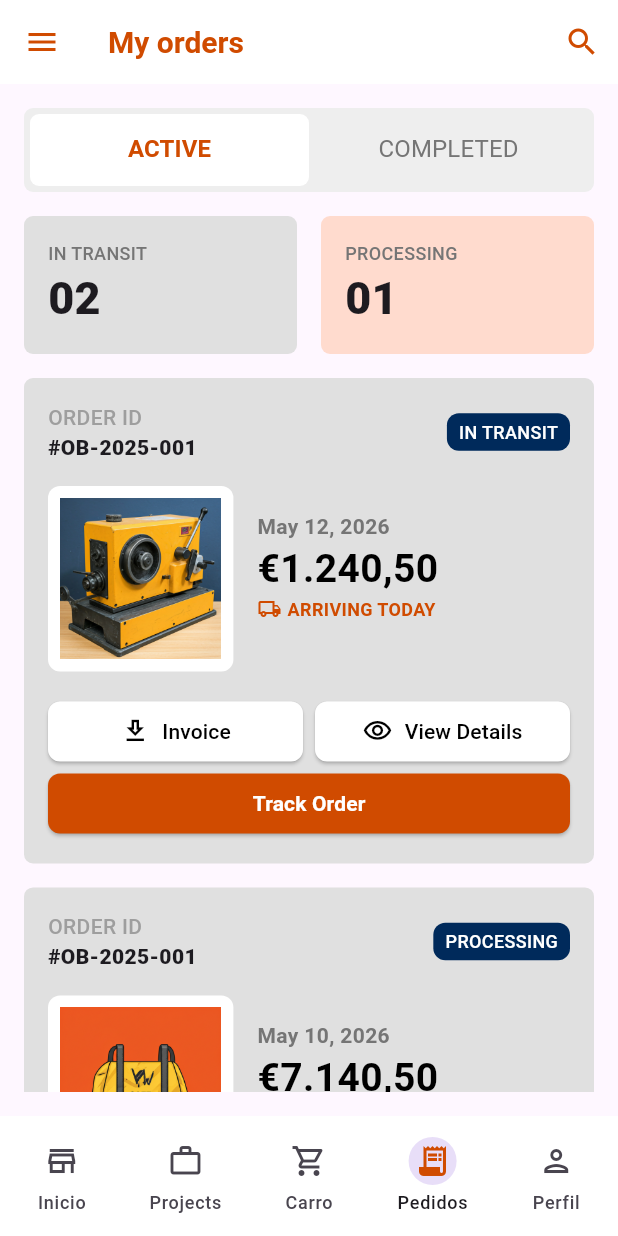
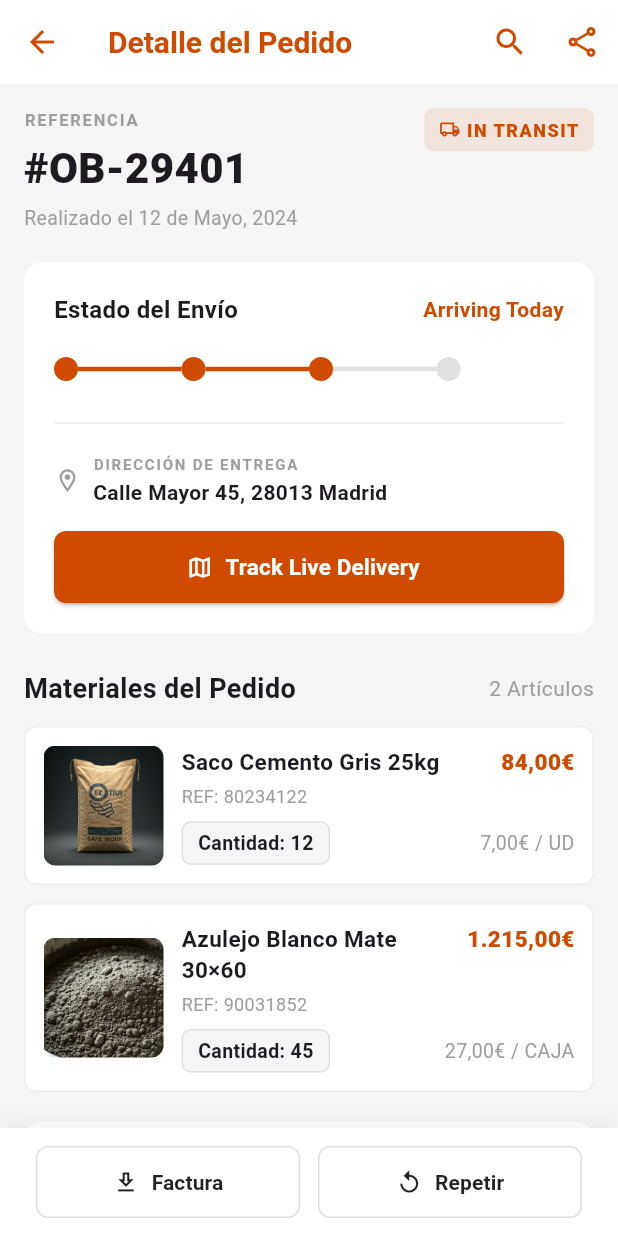
Before and after one commit to ORDRafael/retailCompany, a Flutter app: the OrdersScreen screen opened by its route, after a tap on "Track Order", on a phone screen of 412 x 824 dp. Run offline on Flutter 3.47's test engine with Material 3 defaults, Android fonts, the phone set to English and light mode, and no system bars; our stand-ins replace flutter_rating_bar, go_router.

Commit message:
pantalla detalle del pedido

```diff
--- a/lib/router/app_router.dart
+++ b/lib/router/app_router.dart
@@ -12,9 +12,10 @@ import 'package:obramat/screens/projectDetail.dart';
 import 'package:obramat/screens/projects.dart';
 import 'package:obramat/screens/checkout.dart';
 import 'package:obramat/screens/register.dart';
+import 'package:obramat/screens/orderDetails.dart';
 
 final GoRouter appRouter = GoRouter(
-  initialLocation: '/project-detail',
+  initialLocation: '/login',
   routes: [
     ShellRoute(
       builder: (context, state, child) => MainShell(child: child),
@@ -69,5 +70,9 @@ final GoRouter appRouter = GoRouter(
       path: '/register',
       builder: (context, state) => const RegisterScreen(),
     ),
+    GoRoute(
+      path: '/order-details',
+      builder: (context, state) => const OrderDetailScreen(),
+    ),
   ],
 );
--- /dev/null
+++ b/lib/screens/orderDetails.dart
@@ -0,0 +1,482 @@
+import 'package:flutter/material.dart';
+import 'package:go_router/go_router.dart';
+import 'package:obramat/utils/colors.dart';
+import 'package:obramat/widgets/appbar.dart';
+
+class OrderDetailScreen extends StatelessWidget {
+  const OrderDetailScreen({super.key});
+
+  final List<Map<String, dynamic>> _items = const [
+    {
+      'name': 'Saco Cemento Gris 25kg',
+      'ref': 'REF: 80234122',
+      'image': 'lib/images/cement.png',
+      'qty': 12,
+      'unitPrice': '7,00€ / UD',
+      'total': '84,00€',
+    },
+    {
+      'name': 'Azulejo Blanco Mate 30×60',
+      'ref': 'REF: 90031852',
+      'image': 'lib/images/cement2.png',
+      'qty': 45,
+      'unitPrice': '27,00€ / CAJA',
+      'total': '1.215,00€',
+    },
+  ];
+
+  @override
+  Widget build(BuildContext context) {
+    return Scaffold(
+      backgroundColor: Color(0xFFF5F5F5),
+      appBar: AppBarWidget(
+        title: 'Detalle del Pedido',
+        leading: IconButton(
+          icon: Icon(Icons.arrow_back, color: AppColors.primaryColor),
+          onPressed: () => context.pop(),
+        ),
+        actions: [
+          IconButton(
+            icon: Icon(Icons.share_outlined, color: AppColors.primaryColor),
+            onPressed: () {},
+          ),
+        ],
+      ),
+      bottomNavigationBar: Container(
+        padding: EdgeInsets.symmetric(horizontal: 24, vertical: 12),
+        decoration: BoxDecoration(
+          color: Colors.white,
+          boxShadow: [
+            BoxShadow(
+              color: Colors.black.withValues(alpha: 0.05),
+              blurRadius: 10,
+              offset: Offset(0, -4),
+            ),
+          ],
+        ),
+        child: Row(
+          children: [
+            Expanded(
+              child: OutlinedButton.icon(
+                style: OutlinedButton.styleFrom(
+                  padding: EdgeInsets.symmetric(vertical: 14),
+                  side: BorderSide(color: Colors.grey[300]!),
+                  shape: RoundedRectangleBorder(
+                    borderRadius: BorderRadius.circular(8),
+                  ),
+                ),
+                onPressed: () {},
+                icon: Icon(Icons.download_outlined,
+                    color: Colors.black87, size: 18),
+                label: Text(
+                  'Factura',
+                  style: TextStyle(
+                    color: Colors.black87,
+                    fontWeight: FontWeight.bold,
+                  ),
+                ),
+              ),
+            ),
+            SizedBox(width: 12),
+            Expanded(
+              child: OutlinedButton.icon(
+                style: OutlinedButton.styleFrom(
+                  padding: EdgeInsets.symmetric(vertical: 14),
+                  side: BorderSide(color: Colors.grey[300]!),
+                  shape: RoundedRectangleBorder(
+                    borderRadius: BorderRadius.circular(8),
+                  ),
+                ),
+                onPressed: () => context.go('/cart'),
+                icon: Icon(Icons.replay_outlined,
+                    color: Colors.black87, size: 18),
+                label: Text(
+                  'Repetir',
+                  style: TextStyle(
+                    color: Colors.black87,
+                    fontWeight: FontWeight.bold,
+                  ),
+                ),
+              ),
+            ),
+          ],
+        ),
+      ),
+      body: SingleChildScrollView(
+        child: Padding(
+          padding: const EdgeInsets.all(16),
+          child: Column(
+            crossAxisAlignment: CrossAxisAlignment.start,
+            children: [
+              // Header referencia + badge
+              Row(
+                mainAxisAlignment: MainAxisAlignment.spaceBetween,
+                crossAxisAlignment: CrossAxisAlignment.start,
+                children: [
+                  Column(
+                    crossAxisAlignment: CrossAxisAlignment.start,
+                    children: [
+                      Text(
+                        'REFERENCIA',
+                        style: TextStyle(
+                          fontSize: 11,
+                          color: Colors.grey[500],
+                          fontWeight: FontWeight.bold,
+                          letterSpacing: 1.2,
+                        ),
+                      ),
+                      SizedBox(height: 4),
+                      Text(
+                        '#OB-29401',
+                        style: TextStyle(
+                          fontSize: 28,
+                          fontWeight: FontWeight.w900,
+                        ),
+                      ),
+                      SizedBox(height: 4),
+                      Text(
+                        'Realizado el 12 de Mayo, 2024',
+                        style: TextStyle(
+                          fontSize: 13,
+                          color: Colors.grey[500],
+                        ),
+                      ),
+                    ],
+                  ),
+                  Container(
+                    padding:
+                        EdgeInsets.symmetric(horizontal: 10, vertical: 6),
+                    decoration: BoxDecoration(
+                      color: AppColors.primaryColor.withValues(alpha: 0.1),
+                      borderRadius: BorderRadius.circular(6),
+                    ),
+                    child: Row(
+                      children: [
+                        Icon(Icons.local_shipping_outlined,
+                            color: AppColors.primaryColor, size: 14),
+                        SizedBox(width: 4),
+                        Text(
+                          'IN TRANSIT',
+                          style: TextStyle(
+                            color: AppColors.primaryColor,
+                            fontWeight: FontWeight.w900,
+                            fontSize: 12,
+                            letterSpacing: 1,
+                          ),
+                        ),
+                      ],
+                    ),
+                  ),
+                ],
+              ),
+              SizedBox(height: 20),
+              // Card estado envío
+              Container(
+                width: double.infinity,
+                padding: EdgeInsets.all(20),
+                decoration: BoxDecoration(
+                  color: Colors.white,
+                  borderRadius: BorderRadius.circular(12),
+                ),
+                child: Column(
+                  crossAxisAlignment: CrossAxisAlignment.start,
+                  children: [
+                    Row(
+                      mainAxisAlignment: MainAxisAlignment.spaceBetween,
+                      children: [
+                        Text(
+                          'Estado del Envío',
+                          style: TextStyle(
+                            fontSize: 16,
+                            fontWeight: FontWeight.bold,
+                          ),
+                        ),
+                        Text(
+                          'Arriving Today',
+                          style: TextStyle(
+                            color: AppColors.primaryColor,
+                            fontWeight: FontWeight.bold,
+                            fontSize: 14,
+                          ),
+                        ),
+                      ],
+                    ),
+                    SizedBox(height: 20),
+                    // Barra de progreso con 4 pasos
+                    _buildTrackingBar(),
+                    SizedBox(height: 20),
+                    Divider(color: Colors.grey[200]),
+                    SizedBox(height: 12),
+                    Row(
+                      children: [
+                        Icon(Icons.location_on_outlined,
+                            color: Colors.grey[500], size: 18),
+                        SizedBox(width: 8),
+                        Column(
+                          crossAxisAlignment: CrossAxisAlignment.start,
+                          children: [
+                            Text(
+                              'DIRECCIÓN DE ENTREGA',
+                              style: TextStyle(
+                                fontSize: 10,
+                                fontWeight: FontWeight.bold,
+                                color: Colors.grey[500],
+                                letterSpacing: 1.2,
+                              ),
+                            ),
+                            SizedBox(height: 2),
+                            Text(
+                              'Calle Mayor 45, 28013 Madrid',
+                              style: TextStyle(
+                                fontSize: 14,
+                                fontWeight: FontWeight.bold,
+                              ),
+                            ),
+                          ],
+                        ),
+                      ],
+                    ),
+                    SizedBox(height: 16),
+                    SizedBox(
+                      width: double.infinity,
+                      height: 48,
+                      child: ElevatedButton.icon(
+                        style: ElevatedButton.styleFrom(
+                          backgroundColor: AppColors.primaryColor,
+                          shape: RoundedRectangleBorder(
+                            borderRadius: BorderRadius.circular(8),
+                          ),
+                        ),
+                        onPressed: () {},
+                        icon: Icon(Icons.map_outlined,
+                            color: Colors.white, size: 18),
+                        label: Text(
+                          'Track Live Delivery',
+                          style: TextStyle(
+                            color: Colors.white,
+                            fontWeight: FontWeight.bold,
+                            fontSize: 15,
+                          ),
+                        ),
+                      ),
+                    ),
+                  ],
+                ),
+              ),
+              SizedBox(height: 24),
+              // Materiales
+              Row(
+                mainAxisAlignment: MainAxisAlignment.spaceBetween,
+                children: [
+                  Text(
+                    'Materiales del Pedido',
+                    style: TextStyle(
+                      fontSize: 18,
+                      fontWeight: FontWeight.bold,
+                    ),
+                  ),
+                  Text(
+                    '${_items.length} Artículos',
+                    style: TextStyle(
+                      fontSize: 14,
+                      color: Colors.grey[500],
+                    ),
+                  ),
+                ],
+              ),
+              SizedBox(height: 12),
+              ListView.builder(
+                shrinkWrap: true,
+                physics: NeverScrollableScrollPhysics(),
+                itemCount: _items.length,
+                itemBuilder: (context, index) =>
+                    _materialCard(_items[index]),
+              ),
+              SizedBox(height: 8),
+              // Resumen de precios
+              Container(
+                padding: EdgeInsets.all(20),
+                decoration: BoxDecoration(
+                  color: Colors.white,
+                  borderRadius: BorderRadius.circular(12),
+                ),
+                child: Column(
+                  children: [
+                    Row(
+                      mainAxisAlignment: MainAxisAlignment.spaceBetween,
+                      children: [
+                        Text('Base Imponible',
+                            style: TextStyle(color: Colors.grey[600])),
+                        Text('1.073,55€',
+                            style:
+                                TextStyle(fontWeight: FontWeight.bold)),
+                      ],
+                    ),
+                    SizedBox(height: 8),
+                    Row(
+                      mainAxisAlignment: MainAxisAlignment.spaceBetween,
+                      children: [
+                        Text('IVA (21%)',
+                            style: TextStyle(color: Colors.grey[600])),
+                        Text('225,45€',
+                            style:
+                                TextStyle(fontWeight: FontWeight.bold)),
+                      ],
+                    ),
+                    Divider(height: 24, color: Colors.grey[200]),
+                    Row(
+                      mainAxisAlignment: MainAxisAlignment.spaceBetween,
+                      children: [
+                        Text(
+                          'TOTAL IMPORTE',
+                          style: TextStyle(
+                            fontSize: 13,
+                            fontWeight: FontWeight.bold,
+                            color: Colors.grey[700],
+                            letterSpacing: 1.2,
+                          ),
+                        ),
+                        Text(
+                          '1.299,00€',
+                          style: TextStyle(
+                            fontSize: 28,
+                            fontWeight: FontWeight.w900,
+                          ),
+                        ),
+                      ],
+                    ),
+                  ],
+                ),
+              ),
+              SizedBox(height: 16),
+            ],
+          ),
+        ),
+      ),
+    );
+  }
+
+  Widget _buildTrackingBar() {
+    final steps = ['', '', '', ''];
+    final activeSteps = 3;
+
+    return Row(
+      children: List.generate(steps.length, (index) {
+        final isActive = index < activeSteps;
+        return Expanded(
+          child: Row(
+            children: [
+              Container(
+                width: 16,
+                height: 16,
+                decoration: BoxDecoration(
+                  shape: BoxShape.circle,
+                  color: isActive ? AppColors.primaryColor : Colors.grey[300],
+                ),
+              ),
+              if (index < steps.length - 1)
+                Expanded(
+                  child: Container(
+                    height: 3,
+                    color: index < activeSteps - 1
+                        ? AppColors.primaryColor
+                        : Colors.grey[300],
+                  ),
+                ),
+            ],
+          ),
+        );
+      }),
+    );
+  }
+
+  Widget _materialCard(Map<String, dynamic> item) {
+    return Container(
+      margin: EdgeInsets.only(bottom: 12),
+      padding: EdgeInsets.all(12),
+      decoration: BoxDecoration(
+        color: Colors.white,
+        borderRadius: BorderRadius.circular(8),
+        border: Border.all(color: Colors.grey[200]!),
+      ),
+      child: Row(
+        children: [
+          ClipRRect(
+            borderRadius: BorderRadius.circular(8),
+            child: Image.asset(
+              item['image'] as String,
+              width: 80,
+              height: 80,
+              fit: BoxFit.cover,
+            ),
+          ),
+          SizedBox(width: 12),
+          Expanded(
+            child: Column(
+              crossAxisAlignment: CrossAxisAlignment.start,
+              children: [
+                Row(
+                  mainAxisAlignment: MainAxisAlignment.spaceBetween,
+                  crossAxisAlignment: CrossAxisAlignment.start,
+                  children: [
+                    Expanded(
+                      child: Text(
+                        item['name'] as String,
+                        style: TextStyle(
+                          fontWeight: FontWeight.bold,
+                          fontSize: 15,
+                        ),
+                      ),
+                    ),
+                    Text(
+                      item['total'] as String,
+                      style: TextStyle(
+                        color: AppColors.primaryColor,
+                        fontWeight: FontWeight.w900,
+                        fontSize: 15,
+                      ),
+                    ),
+                  ],
+                ),
+                SizedBox(height: 4),
+                Text(
+                  item['ref'] as String,
+                  style: TextStyle(fontSize: 12, color: Colors.grey[500]),
+                ),
+                SizedBox(height: 8),
+                Row(
+                  mainAxisAlignment: MainAxisAlignment.spaceBetween,
+                  children: [
+                    Container(
+                      padding: EdgeInsets.symmetric(
+                          horizontal: 10, vertical: 4),
+                      decoration: BoxDecoration(
+                        color: Colors.grey[100],
+                        borderRadius: BorderRadius.circular(6),
+                        border: Border.all(color: Colors.grey[300]!),
+                      ),
+                      child: Text(
+                        'Cantidad: ${item['qty']}',
+                        style: TextStyle(
+                          fontWeight: FontWeight.bold,
+                          fontSize: 13,
+                        ),
+                      ),
+                    ),
+                    Text(
+                      item['unitPrice'] as String,
+                      style: TextStyle(
+                        fontSize: 13,
+                        color: Colors.grey[500],
+                      ),
+                    ),
+                  ],
+                ),
+              ],
+            ),
+          ),
+        ],
+      ),
+    );
+  }
+}
--- a/lib/screens/pedidos.dart
+++ b/lib/screens/pedidos.dart
@@ -1,4 +1,5 @@
 import 'package:flutter/material.dart';
+import 'package:go_router/go_router.dart';
 import 'package:obramat/utils/colors.dart';
 import 'package:obramat/widgets/appbar.dart';
 
@@ -526,7 +527,9 @@ class _OrdersScreenState extends State<OrdersScreen>
                       borderRadius: BorderRadius.circular(8),
                     ),
                   ),
-                  onPressed: () {},
+                  onPressed: () {
+
+                  },
                   child: Row(
                     mainAxisAlignment: MainAxisAlignment.center,
                     children: [
@@ -579,7 +582,9 @@ class _OrdersScreenState extends State<OrdersScreen>
                   borderRadius: BorderRadius.circular(8),
                 ),
               ),
-              onPressed: () {},
+              onPressed: () {
+                context.push('/order-details');
+              },
               child: Text(
                 'Track Order',
                 style: TextStyle(
--- a/lib/screens/projects.dart
+++ b/lib/screens/projects.dart
@@ -1,4 +1,5 @@
 import 'package:flutter/material.dart';
+import 'package:go_router/go_router.dart';
 import 'package:obramat/utils/colors.dart';
 import 'package:obramat/widgets/appbar.dart';
 
@@ -62,7 +63,9 @@ class _ProjectsState extends State<Projects> with SingleTickerProviderStateMixin
                       backgroundColor: AppColors.primaryColor,
                       foregroundColor: Colors.white,
                     ),
-                    onPressed: () {},
+                    onPressed: () {
+                      context.push('/create-project');
+                    },
                   ),
                 ),
                 const SizedBox(height: 16),
@@ -211,7 +214,9 @@ class _ProjectsState extends State<Projects> with SingleTickerProviderStateMixin
   );
 }
   Widget projectCard(BuildContext context) {
-    return Container(
+    return GestureDetector(
+      onTap: () => context.push('/project-detail'),
+      child: Container(
         margin: const EdgeInsets.only(bottom: 16),
         decoration: BoxDecoration(
           color: Colors.white,
@@ -318,6 +323,7 @@ class _ProjectsState extends State<Projects> with SingleTickerProviderStateMixin
             ],
           ),
         ),
+      ),
     );
   }
 }
```
Lines whose indentation alone changed are shown as unchanged.
